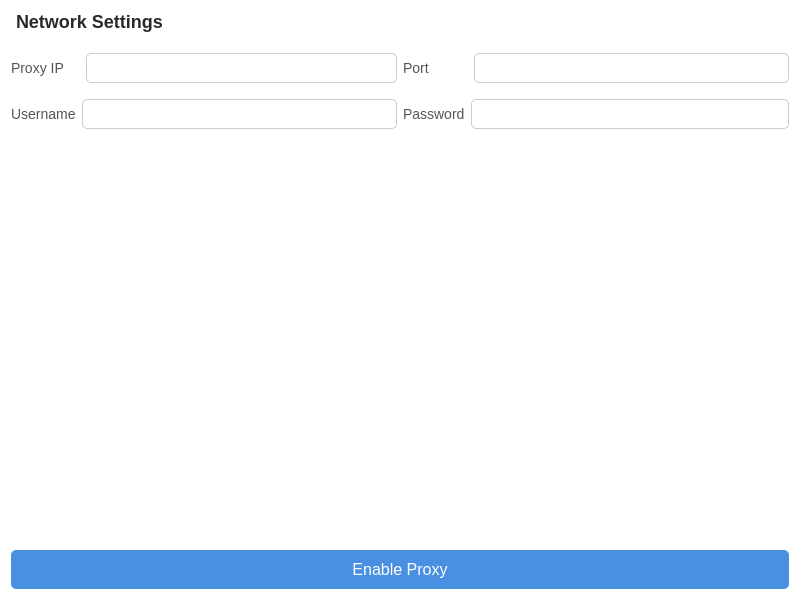
Above: UI/SettingsWidget/ItemWidget/NetworkWidget/NetworkWidget.ui from XQQYT/XqqytDesktop before the change. Below: the same form after it.
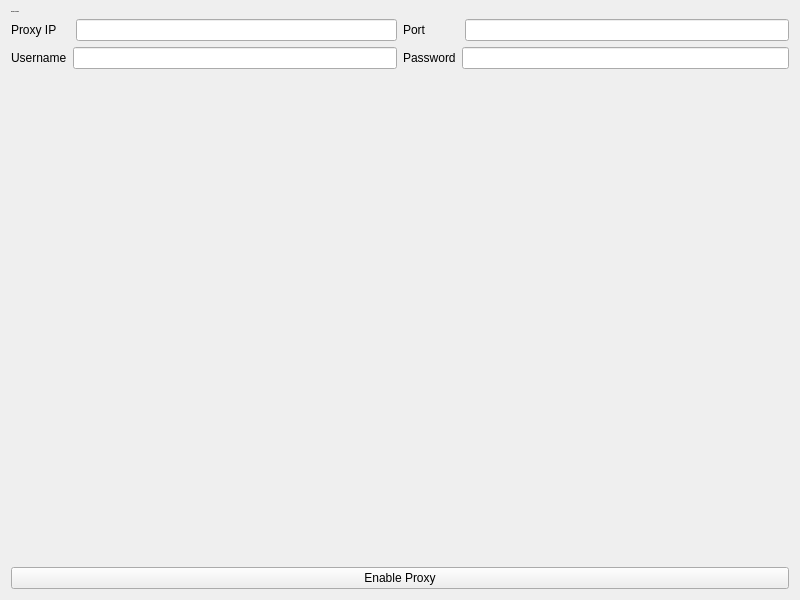
That is the form after the change.

Patch:
```diff
--- a/UI/SettingsWidget/ItemWidget/NetworkWidget/NetworkWidget.ui
+++ b/UI/SettingsWidget/ItemWidget/NetworkWidget/NetworkWidget.ui
@@ -16,70 +16,6 @@
   <property name="windowTitle">
    <string>Settings</string>
   </property>
-  <property name="styleSheet">
-   <string notr="true">
-    /* Background and general appearance */
-    QWidget {
-        background-color: #ffffff;
-        color: #333;
-        font-family: Arial, sans-serif;
-    }
-    
-    /* Title label */
-    QLabel#label_network {
-        font-size: 18px;
-        font-weight: bold;
-        color: #2a2a2a;
-        padding-bottom: 10px;
-    }
-    
-    /* Input fields */
-    QLineEdit {
-        background-color: #ffffff;
-        background-color: #ffffff;
-        border: 1px solid #ccc;
-        border-radius: 5px;
-        padding: 5px;
-        font-size: 14px;
-        margin: 5px 0;
-    }
-    
-    /* Focused input fields */
-    QLineEdit:focus {
-        border: 1px solid #4a90e2;
-        background-color: #eef4fc;
-    }
-    
-    /* Labels */
-    QLabel {
-        background-color: #ffffff;
-        font-size: 14px;
-        color: #555;
-    }
-    
-    /* Button */
-    QPushButton {
-        background-color: #4a90e2;
-        color: white;
-        border: none;
-        border-radius: 5px;
-        padding: 10px;
-        font-size: 16px;
-        margin-top: 20px;
-    }
-   
-
-    QPushButton:checked {
-		background-color: rgb(246, 97, 81);
-    }
-    
-    /* Spacer */
-    QSpacerItem {
-        background-color: transparent;
-    }
-
-   </string>
-  </property>
   <layout class="QGridLayout" name="gridLayout">
    <item row="4" column="0" colspan="2">
     <widget class="QPushButton" name="btn_enable_proxy">
```
